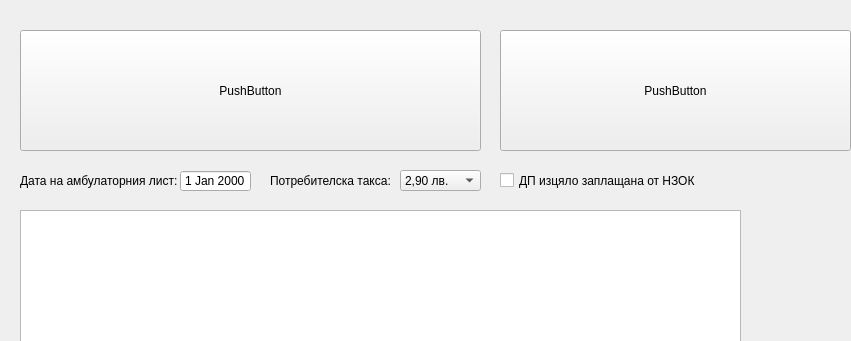
This is src/View/ListView/ListView.ui in thefinalcutbg/DinoDent as Qt 5 draws it before an edit; both pictures show x 0 to 851 and y 0 to 341 of the 1057 by 1007 pixel window. The edited form follows.
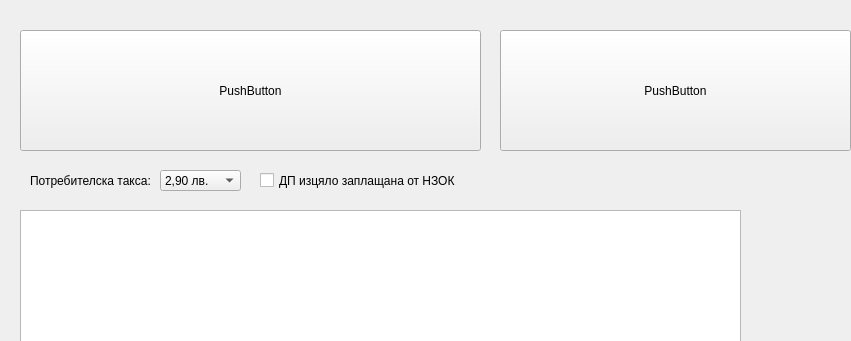
This is the edited form. Custom widgets are drawn as their Qt base class.

Commit message: AmbList date is now a function. Free date input by user with minimal restrictions. Monthly report error checking.

What changed in the file:
```diff
--- a/src/View/ListView/ListView.ui
+++ b/src/View/ListView/ListView.ui
@@ -145,7 +145,7 @@
   <widget class="QCheckBox" name="unfav_check">
    <property name="geometry">
     <rect>
-     <x>500</x>
+     <x>260</x>
      <y>170</y>
      <width>211</width>
      <height>21</height>
@@ -187,7 +187,7 @@
   <widget class="ComboBox" name="taxCombo">
    <property name="geometry">
     <rect>
-     <x>400</x>
+     <x>160</x>
      <y>170</y>
      <width>81</width>
      <height>21</height>
@@ -212,7 +212,7 @@
   <widget class="QLabel" name="label_2">
    <property name="geometry">
     <rect>
-     <x>270</x>
+     <x>30</x>
      <y>170</y>
      <width>131</width>
      <height>21</height>
@@ -222,35 +222,6 @@
     <string>Потребителска такса:</string>
    </property>
   </widget>
-  <widget class="QDateEdit" name="dateEdit">
-   <property name="geometry">
-    <rect>
-     <x>180</x>
-     <y>170</y>
-     <width>71</width>
-     <height>22</height>
-    </rect>
-   </property>
-   <property name="focusPolicy">
-    <enum>Qt::ClickFocus</enum>
-   </property>
-   <property name="buttonSymbols">
-    <enum>QAbstractSpinBox::NoButtons</enum>
-   </property>
-  </widget>
-  <widget class="QLabel" name="label_3">
-   <property name="geometry">
-    <rect>
-     <x>20</x>
-     <y>170</y>
-     <width>171</width>
-     <height>21</height>
-    </rect>
-   </property>
-   <property name="text">
-    <string>Дата на амбулаторния лист:</string>
-   </property>
-  </widget>
   <widget class="QPushButton" name="showCurrentStatusBox">
    <property name="geometry">
     <rect>
```
The commit also changes 41 other files.
